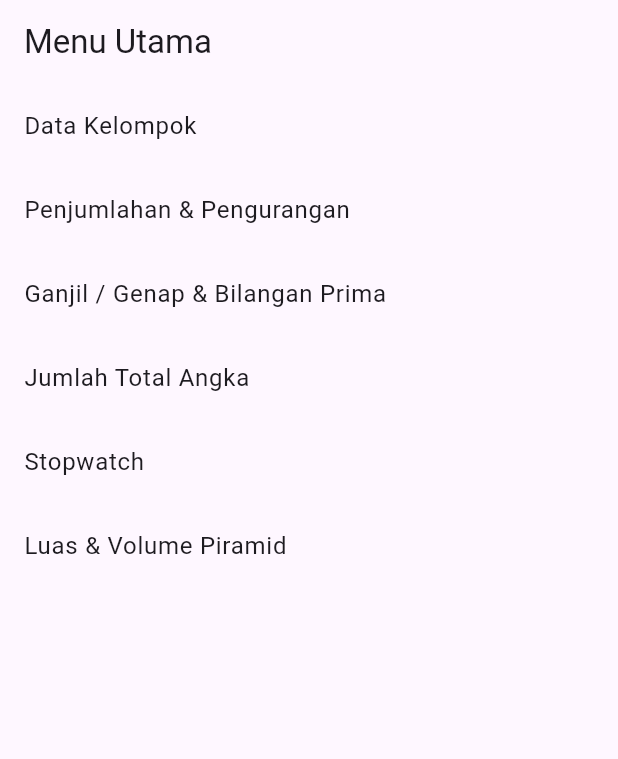
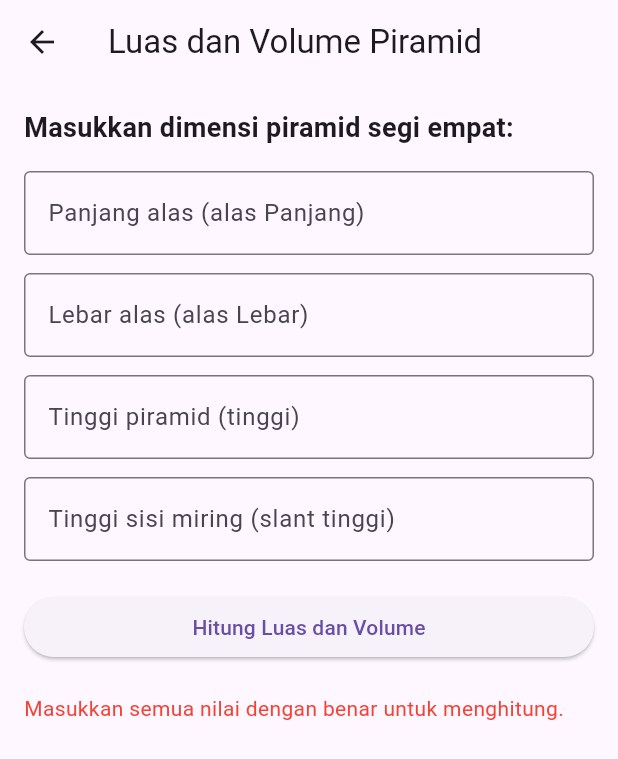
Before and after one commit to afifbashair/TugasTPM2, a Flutter app: the screen it shows after launch, after a tap on "Luas & Volume Piramid", on a phone screen of 412 x 824 dp. Shown: the top 759 px of the screen. Run offline on Flutter 3.47's test engine with Material 3 defaults, Android fonts, the phone set to English and light mode, and no system bars.

Commit message:
add piramid

```diff
--- a/lib/pages/home_page.dart
+++ b/lib/pages/home_page.dart
@@ -57,8 +57,8 @@ class HomePage extends StatelessWidget {
           ListTile(
             title: Text("Luas & Volume Piramid"),
             onTap: () {
-              // Navigator.push(context,
-              //     MaterialPageRoute(builder: (_) => PiramidPage()));
+              Navigator.push(context,
+                  MaterialPageRoute(builder: (_) => PiramidPage()));
             },
           ),
 
--- a/lib/pages/piramid_page.dart
+++ b/lib/pages/piramid_page.dart
@@ -0,0 +1,145 @@
+import 'package:flutter/material.dart';
+
+class PiramidPage extends StatefulWidget {
+  const PiramidPage({Key? key}) : super(key: key);
+
+  @override
+  State<PiramidPage> createState() => _PiramidPageState();
+}
+
+class _PiramidPageState extends State<PiramidPage> {
+  final TextEditingController _alasPanjangController = TextEditingController();
+  final TextEditingController _alasLebarController = TextEditingController();
+  final TextEditingController _tinggiController = TextEditingController();
+  final TextEditingController _miringTinggiController = TextEditingController();
+
+  double? _luas;
+  double? _volume;
+
+  void _calculate() {
+    final double? alasPanjang = double.tryParse(_alasPanjangController.text);
+    final double? alasLebar = double.tryParse(_alasLebarController.text);
+    final double? tinggi = double.tryParse(_tinggiController.text);
+    final double? miringTinggi = double.tryParse(_miringTinggiController.text);
+
+    if (alasPanjang == null ||
+        alasLebar == null ||
+        tinggi == null ||
+        miringTinggi == null) {
+      setState(() {
+        _luas = null;
+        _volume = null;
+      });
+      return;
+    }
+
+    // Luas permukaan piramid segi empat:
+    // luas = alas Area + Lateral Area
+    // alas Area = alasPanjang * alasLebar
+    // Lateral Area = (alasPanjang + alasLebar) * miringTinggi / 2
+    final double alasArea = alasPanjang * alasLebar;
+    final double lateralArea = (alasPanjang + alasLebar) * miringTinggi / 2;
+    final double luas = alasArea + lateralArea;
+
+    // Volume piramid:
+    // Volume = (1/3) * alasArea * tinggi
+    final double volume = (1 / 3) * alasArea * tinggi;
+
+    setState(() {
+      _luas = luas;
+      _volume = volume;
+    });
+  }
+
+  @override
+  void dispose() {
+    _alasPanjangController.dispose();
+    _alasLebarController.dispose();
+    _tinggiController.dispose();
+    _miringTinggiController.dispose();
+    super.dispose();
+  }
+
+  @override
+  Widget build(BuildContext context) {
+    return Scaffold(
+      appBar: AppBar(
+        title: const Text('Luas dan Volume Piramid'),
+      ),
+      body: Padding(
+        padding: const EdgeInsets.all(16),
+        child: ListView(
+          children: [
+            const Text(
+              'Masukkan dimensi piramid segi empat:',
+              style: TextStyle(fontSize: 18, fontWeight: FontWeight.bold),
+            ),
+            const SizedBox(height: 16),
+            TextField(
+              controller: _alasPanjangController,
+              keyboardType:
+                  const TextInputType.numberWithOptions(decimal: true),
+              decoration: const InputDecoration(
+                labelText: 'Panjang alas (alas Panjang)',
+                border: OutlineInputBorder(),
+              ),
+            ),
+            const SizedBox(height: 12),
+            TextField(
+              controller: _alasLebarController,
+              keyboardType:
+                  const TextInputType.numberWithOptions(decimal: true),
+              decoration: const InputDecoration(
+                labelText: 'Lebar alas (alas Lebar)',
+                border: OutlineInputBorder(),
+              ),
+            ),
+            const SizedBox(height: 12),
+            TextField(
+              controller: _tinggiController,
+              keyboardType:
+                  const TextInputType.numberWithOptions(decimal: true),
+              decoration: const InputDecoration(
+                labelText: 'Tinggi piramid (tinggi)',
+                border: OutlineInputBorder(),
+              ),
+            ),
+            const SizedBox(height: 12),
+            TextField(
+              controller: _miringTinggiController,
+              keyboardType:
+                  const TextInputType.numberWithOptions(decimal: true),
+              decoration: const InputDecoration(
+                labelText: 'Tinggi sisi miring (slant tinggi)',
+                border: OutlineInputBorder(),
+              ),
+            ),
+            const SizedBox(height: 20),
+            ElevatedButton(
+              onPressed: _calculate,
+              child: const Text('Hitung Luas dan Volume'),
+            ),
+            const SizedBox(height: 20),
+            if (_luas != null && _volume != null) ...[
+              Text(
+                'Luas Permukaan: ${_luas!.toStringAsFixed(2)}',
+                style:
+                    const TextStyle(fontSize: 18, fontWeight: FontWeight.w600),
+              ),
+              const SizedBox(height: 8),
+              Text(
+                'Volume: ${_volume!.toStringAsFixed(2)}',
+                style:
+                    const TextStyle(fontSize: 18, fontWeight: FontWeight.w600),
+              ),
+            ] else
+              const Text(
+                'Masukkan semua nilai dengan benar untuk menghitung.',
+                style: TextStyle(color: Colors.red),
+              ),
+          ],
+        ),
+      ),
+    );
+  }
+}
```
